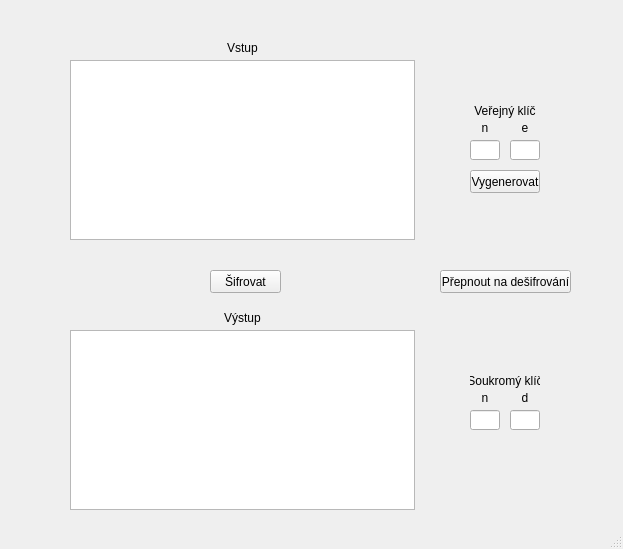
This is dialog.ui in FAIKRYHB/rsa as Qt 5 draws it before an edit. The edited form follows.
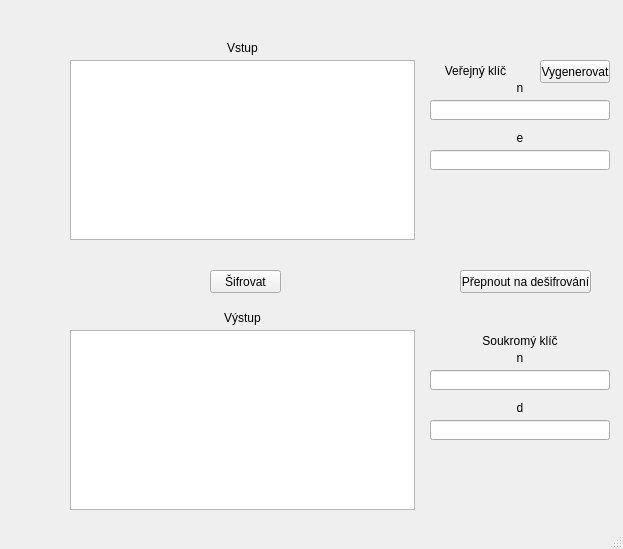
This is the edited form.

Patch:
```diff
--- a/dialog.ui
+++ b/dialog.ui
@@ -50,7 +50,7 @@
    <widget class="QPushButton" name="SwitchSifDes">
     <property name="geometry">
      <rect>
-      <x>440</x>
+      <x>460</x>
       <y>270</y>
       <width>131</width>
       <height>23</height>
@@ -63,9 +63,9 @@
    <widget class="QLineEdit" name="keyN">
     <property name="geometry">
      <rect>
-      <x>470</x>
-      <y>140</y>
-      <width>30</width>
+      <x>430</x>
+      <y>100</y>
+      <width>180</width>
       <height>20</height>
      </rect>
     </property>
@@ -79,9 +79,9 @@
    <widget class="QLineEdit" name="keyD">
     <property name="geometry">
      <rect>
-      <x>510</x>
-      <y>140</y>
-      <width>30</width>
+      <x>430</x>
+      <y>150</y>
+      <width>180</width>
       <height>20</height>
      </rect>
     </property>
@@ -95,8 +95,8 @@
    <widget class="QPushButton" name="randomKey">
     <property name="geometry">
      <rect>
-      <x>470</x>
-      <y>170</y>
+      <x>540</x>
+      <y>60</y>
       <width>70</width>
       <height>23</height>
      </rect>
@@ -108,9 +108,9 @@
    <widget class="QLabel" name="label_InKey">
     <property name="geometry">
      <rect>
-      <x>470</x>
-      <y>100</y>
-      <width>70</width>
+      <x>430</x>
+      <y>60</y>
+      <width>91</width>
       <height>21</height>
      </rect>
     </property>
@@ -124,9 +124,9 @@
    <widget class="QLineEdit" name="OUTkeyN">
     <property name="geometry">
      <rect>
-      <x>470</x>
-      <y>410</y>
-      <width>30</width>
+      <x>430</x>
+      <y>370</y>
+      <width>180</width>
       <height>20</height>
      </rect>
     </property>
@@ -140,9 +140,9 @@
    <widget class="QLineEdit" name="keyD_2">
     <property name="geometry">
      <rect>
-      <x>510</x>
-      <y>410</y>
-      <width>30</width>
+      <x>430</x>
+      <y>420</y>
+      <width>180</width>
       <height>20</height>
      </rect>
     </property>
@@ -156,9 +156,9 @@
    <widget class="QLabel" name="label_OutKey">
     <property name="geometry">
      <rect>
-      <x>470</x>
-      <y>370</y>
-      <width>70</width>
+      <x>430</x>
+      <y>330</y>
+      <width>180</width>
       <height>21</height>
      </rect>
     </property>
@@ -172,9 +172,9 @@
    <widget class="QLabel" name="label_n">
     <property name="geometry">
      <rect>
-      <x>470</x>
-      <y>120</y>
-      <width>30</width>
+      <x>430</x>
+      <y>80</y>
+      <width>180</width>
       <height>16</height>
      </rect>
     </property>
@@ -188,9 +188,9 @@
    <widget class="QLabel" name="label_InDE">
     <property name="geometry">
      <rect>
-      <x>510</x>
-      <y>120</y>
-      <width>30</width>
+      <x>430</x>
+      <y>130</y>
+      <width>180</width>
       <height>16</height>
      </rect>
     </property>
@@ -204,9 +204,9 @@
    <widget class="QLabel" name="label_OutDE">
     <property name="geometry">
      <rect>
-      <x>510</x>
-      <y>390</y>
-      <width>30</width>
+      <x>430</x>
+      <y>400</y>
+      <width>180</width>
       <height>16</height>
      </rect>
     </property>
@@ -220,9 +220,9 @@
    <widget class="QLabel" name="label_n_2">
     <property name="geometry">
      <rect>
-      <x>470</x>
-      <y>390</y>
-      <width>30</width>
+      <x>430</x>
+      <y>350</y>
+      <width>180</width>
       <height>16</height>
      </rect>
     </property>
```
